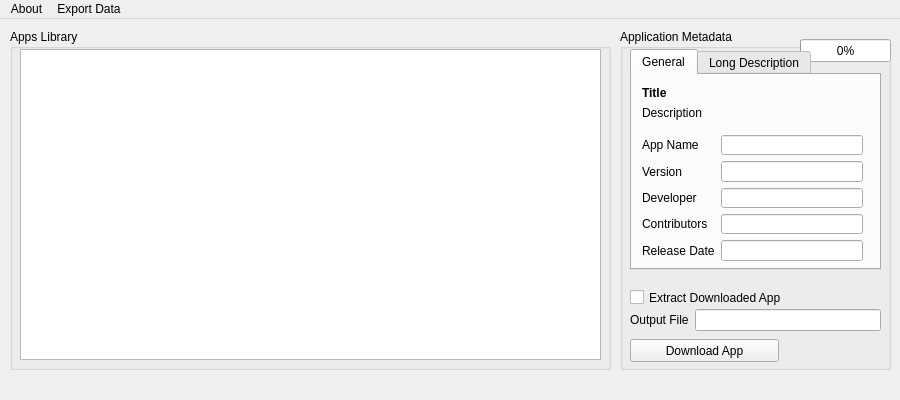
This is gui/united.ui in dhtdht020/osc-dl as Qt 5 draws it before an edit. The edited form follows.
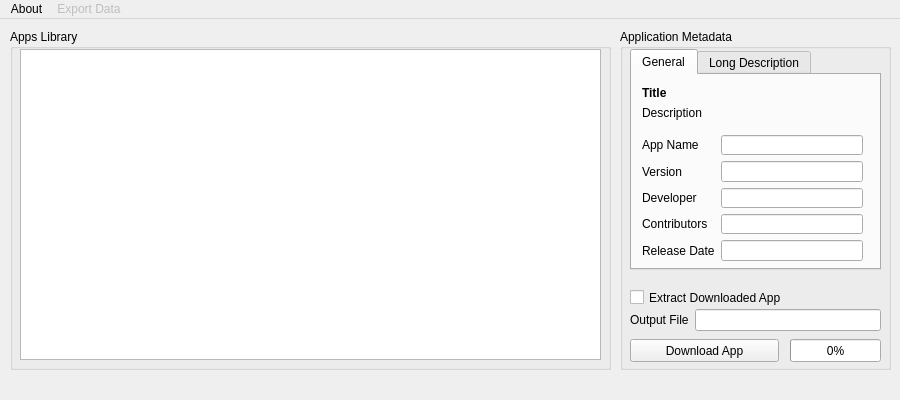
This is the edited form.

Commit message: Completed status bar implementation

```diff
--- a/gui/united.ui
+++ b/gui/united.ui
@@ -89,8 +89,8 @@
     <widget class="QProgressBar" name="progressBar">
      <property name="geometry">
       <rect>
-       <x>180</x>
-       <y>10</y>
+       <x>170</x>
+       <y>310</y>
        <width>91</width>
        <height>23</height>
       </rect>
@@ -361,6 +361,9 @@
     <addaction name="actionAbout_OSC_DL"/>
    </widget>
    <widget class="QMenu" name="menuExport">
+    <property name="enabled">
+     <bool>false</bool>
+    </property>
     <property name="title">
      <string>Export Data</string>
     </property>
```
The commit also changes 1 other file.
